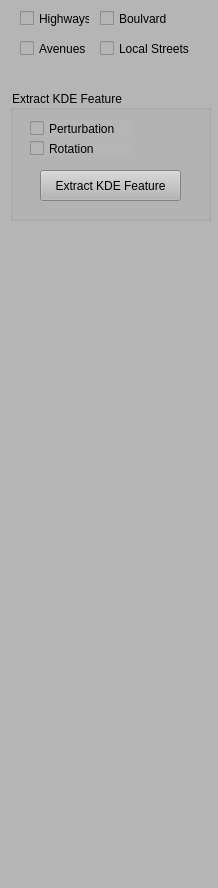
Before: the Qt Designer form RoadFeatureExplorer/ControlWidget.ui in gnishida/RoadFeatureExplorer, drawn with Qt 5.
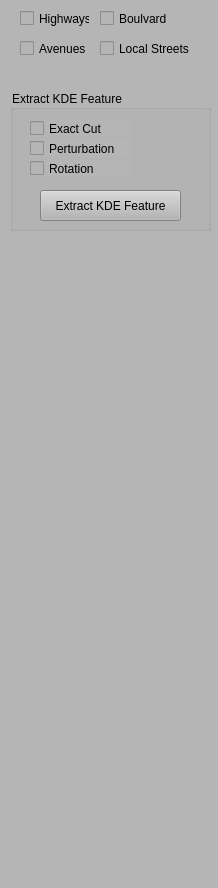
After: the same form once the commit is applied.

The edit to the form file:
```diff
--- a/RoadFeatureExplorer/ControlWidget.ui
+++ b/RoadFeatureExplorer/ControlWidget.ui
@@ -52,7 +52,7 @@
       <x>10</x>
       <y>90</y>
       <width>201</width>
-      <height>131</height>
+      <height>141</height>
      </rect>
     </property>
     <property name="title">
@@ -62,7 +62,7 @@
      <property name="geometry">
       <rect>
        <x>30</x>
-       <y>80</y>
+       <y>100</y>
        <width>141</width>
        <height>31</height>
       </rect>
@@ -75,7 +75,7 @@
      <property name="geometry">
       <rect>
        <x>20</x>
-       <y>30</y>
+       <y>50</y>
        <width>101</width>
        <height>17</height>
       </rect>
@@ -88,7 +88,7 @@
      <property name="geometry">
       <rect>
        <x>20</x>
-       <y>50</y>
+       <y>70</y>
        <width>101</width>
        <height>17</height>
       </rect>
@@ -97,6 +97,19 @@
       <string>Rotation</string>
      </property>
     </widget>
+    <widget class="QCheckBox" name="checkBoxExactCut">
+     <property name="geometry">
+      <rect>
+       <x>20</x>
+       <y>30</y>
+       <width>101</width>
+       <height>17</height>
+      </rect>
+     </property>
+     <property name="text">
+      <string>Exact Cut</string>
+     </property>
+    </widget>
    </widget>
    <widget class="QCheckBox" name="checkBoxRoadTypeHighway">
     <property name="geometry">
```
